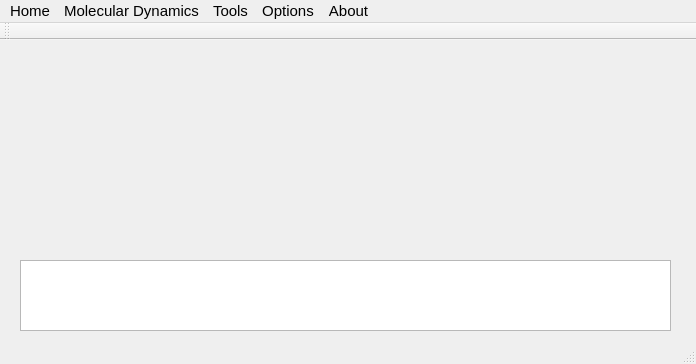
Old version of the form group.ui in the repository khabibki06/GroUP.
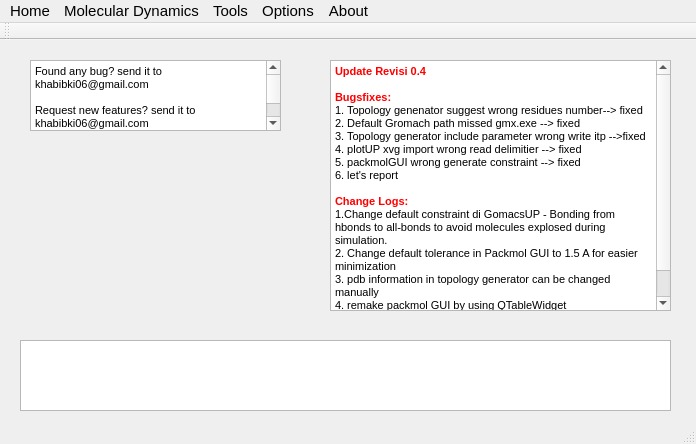
New version of the form.

The edit to the form file:
```diff
--- a/group.ui
+++ b/group.ui
@@ -7,7 +7,7 @@
     <x>0</x>
     <y>0</y>
     <width>696</width>
-    <height>364</height>
+    <height>444</height>
    </rect>
   </property>
   <property name="sizePolicy">
@@ -21,14 +21,101 @@
   </property>
   <widget class="QWidget" name="centralWidget">
    <widget class="QTextEdit" name="textEdit">
+    <property name="enabled">
+     <bool>true</bool>
+    </property>
     <property name="geometry">
      <rect>
       <x>20</x>
-      <y>220</y>
+      <y>300</y>
       <width>651</width>
       <height>71</height>
      </rect>
     </property>
+    <property name="sizePolicy">
+     <sizepolicy hsizetype="Preferred" vsizetype="Preferred">
+      <horstretch>0</horstretch>
+      <verstretch>0</verstretch>
+     </sizepolicy>
+    </property>
+    <property name="readOnly">
+     <bool>true</bool>
+    </property>
+   </widget>
+   <widget class="QTextEdit" name="textEdit_2">
+    <property name="enabled">
+     <bool>true</bool>
+    </property>
+    <property name="geometry">
+     <rect>
+      <x>330</x>
+      <y>20</y>
+      <width>341</width>
+      <height>251</height>
+     </rect>
+    </property>
+    <property name="sizePolicy">
+     <sizepolicy hsizetype="Preferred" vsizetype="Preferred">
+      <horstretch>0</horstretch>
+      <verstretch>0</verstretch>
+     </sizepolicy>
+    </property>
+    <property name="readOnly">
+     <bool>true</bool>
+    </property>
+    <property name="html">
+     <string>&lt;!DOCTYPE HTML PUBLIC &quot;-//W3C//DTD HTML 4.0//EN&quot; &quot;http://www.w3.org/TR/REC-html40/strict.dtd&quot;&gt;
+&lt;html&gt;&lt;head&gt;&lt;meta name=&quot;qrichtext&quot; content=&quot;1&quot; /&gt;&lt;style type=&quot;text/css&quot;&gt;
+p, li { white-space: pre-wrap; }
+&lt;/style&gt;&lt;/head&gt;&lt;body style=&quot; font-family:'MS Shell Dlg 2'; font-size:8.25pt; font-weight:400; font-style:normal;&quot;&gt;
+&lt;p style=&quot; margin-top:0px; margin-bottom:0px; margin-left:0px; margin-right:0px; -qt-block-indent:0; text-indent:0px;&quot;&gt;&lt;span style=&quot; font-weight:600; color:#ff0000;&quot;&gt;Update Revisi 0.4&lt;/span&gt;&lt;/p&gt;
+&lt;p style=&quot;-qt-paragraph-type:empty; margin-top:0px; margin-bottom:0px; margin-left:0px; margin-right:0px; -qt-block-indent:0; text-indent:0px;&quot;&gt;&lt;br /&gt;&lt;/p&gt;
+&lt;p style=&quot; margin-top:0px; margin-bottom:0px; margin-left:0px; margin-right:0px; -qt-block-indent:0; text-indent:0px;&quot;&gt;&lt;span style=&quot; font-weight:600; color:#ff0000;&quot;&gt;Bugsfixes:&lt;/span&gt;&lt;/p&gt;
+&lt;p style=&quot; margin-top:0px; margin-bottom:0px; margin-left:0px; margin-right:0px; -qt-block-indent:0; text-indent:0px;&quot;&gt;1. Topology genenator suggest wrong residues number--&amp;gt; fixed&lt;/p&gt;
+&lt;p style=&quot; margin-top:0px; margin-bottom:0px; margin-left:0px; margin-right:0px; -qt-block-indent:0; text-indent:0px;&quot;&gt;2. Default Gromach path missed gmx.exe --&amp;gt; fixed&lt;/p&gt;
+&lt;p style=&quot; margin-top:0px; margin-bottom:0px; margin-left:0px; margin-right:0px; -qt-block-indent:0; text-indent:0px;&quot;&gt;3. Topology generator include parameter wrong write itp --&amp;gt;fixed&lt;/p&gt;
+&lt;p style=&quot; margin-top:0px; margin-bottom:0px; margin-left:0px; margin-right:0px; -qt-block-indent:0; text-indent:0px;&quot;&gt;4. plotUP xvg import wrong read delimitier --&amp;gt; fixed&lt;/p&gt;
+&lt;p style=&quot; margin-top:0px; margin-bottom:0px; margin-left:0px; margin-right:0px; -qt-block-indent:0; text-indent:0px;&quot;&gt;5. packmolGUI wrong generate constraint --&amp;gt; fixed&lt;/p&gt;
+&lt;p style=&quot; margin-top:0px; margin-bottom:0px; margin-left:0px; margin-right:0px; -qt-block-indent:0; text-indent:0px;&quot;&gt;6. let's report&lt;/p&gt;
+&lt;p style=&quot;-qt-paragraph-type:empty; margin-top:0px; margin-bottom:0px; margin-left:0px; margin-right:0px; -qt-block-indent:0; text-indent:0px;&quot;&gt;&lt;br /&gt;&lt;/p&gt;
+&lt;p style=&quot; margin-top:0px; margin-bottom:0px; margin-left:0px; margin-right:0px; -qt-block-indent:0; text-indent:0px;&quot;&gt;&lt;span style=&quot; font-weight:600; color:#ff0000;&quot;&gt;Change Logs:&lt;/span&gt;&lt;/p&gt;
+&lt;p style=&quot; margin-top:0px; margin-bottom:0px; margin-left:0px; margin-right:0px; -qt-block-indent:0; text-indent:0px;&quot;&gt;1.Change default constraint di GomacsUP - Bonding from hbonds to all-bonds to avoid molecules explosed during simulation.&lt;/p&gt;
+&lt;p style=&quot; margin-top:0px; margin-bottom:0px; margin-left:0px; margin-right:0px; -qt-block-indent:0; text-indent:0px;&quot;&gt;2. Change default tolerance in Packmol GUI to 1.5 A for easier minimization&lt;/p&gt;
+&lt;p style=&quot; margin-top:0px; margin-bottom:0px; margin-left:0px; margin-right:0px; -qt-block-indent:0; text-indent:0px;&quot;&gt;3. pdb information in topology generator can be changed manually&lt;/p&gt;
+&lt;p style=&quot; margin-top:0px; margin-bottom:0px; margin-left:0px; margin-right:0px; -qt-block-indent:0; text-indent:0px;&quot;&gt;4. remake packmol GUI by using QTableWidget&lt;/p&gt;
+&lt;p style=&quot; margin-top:0px; margin-bottom:0px; margin-left:0px; margin-right:0px; -qt-block-indent:0; text-indent:0px;&quot;&gt;5. Builtin Text Editor&lt;/p&gt;
+&lt;p style=&quot; margin-top:0px; margin-bottom:0px; margin-left:0px; margin-right:0px; -qt-block-indent:0; text-indent:0px;&quot;&gt;6. Many improvements in PlotUP.&lt;/p&gt;&lt;/body&gt;&lt;/html&gt;</string>
+    </property>
+   </widget>
+   <widget class="QTextEdit" name="textEdit_3">
+    <property name="geometry">
+     <rect>
+      <x>30</x>
+      <y>20</y>
+      <width>251</width>
+      <height>71</height>
+     </rect>
+    </property>
+    <property name="sizePolicy">
+     <sizepolicy hsizetype="Preferred" vsizetype="Preferred">
+      <horstretch>0</horstretch>
+      <verstretch>0</verstretch>
+     </sizepolicy>
+    </property>
+    <property name="readOnly">
+     <bool>true</bool>
+    </property>
+    <property name="html">
+     <string>&lt;!DOCTYPE HTML PUBLIC &quot;-//W3C//DTD HTML 4.0//EN&quot; &quot;http://www.w3.org/TR/REC-html40/strict.dtd&quot;&gt;
+&lt;html&gt;&lt;head&gt;&lt;meta name=&quot;qrichtext&quot; content=&quot;1&quot; /&gt;&lt;style type=&quot;text/css&quot;&gt;
+p, li { white-space: pre-wrap; }
+&lt;/style&gt;&lt;/head&gt;&lt;body style=&quot; font-family:'MS Shell Dlg 2'; font-size:8.25pt; font-weight:400; font-style:normal;&quot;&gt;
+&lt;p style=&quot; margin-top:0px; margin-bottom:0px; margin-left:0px; margin-right:0px; -qt-block-indent:0; text-indent:0px;&quot;&gt;Found any bug? send it to khabibki06@gmail.com&lt;/p&gt;
+&lt;p style=&quot;-qt-paragraph-type:empty; margin-top:0px; margin-bottom:0px; margin-left:0px; margin-right:0px; -qt-block-indent:0; text-indent:0px;&quot;&gt;&lt;br /&gt;&lt;/p&gt;
+&lt;p style=&quot; margin-top:0px; margin-bottom:0px; margin-left:0px; margin-right:0px; -qt-block-indent:0; text-indent:0px;&quot;&gt;Request new features? send it to khabibki06@gmail.com&lt;/p&gt;
+&lt;p style=&quot;-qt-paragraph-type:empty; margin-top:0px; margin-bottom:0px; margin-left:0px; margin-right:0px; -qt-block-indent:0; text-indent:0px;&quot;&gt;&lt;br /&gt;&lt;/p&gt;
+&lt;p style=&quot; margin-top:0px; margin-bottom:0px; margin-left:0px; margin-right:0px; -qt-block-indent:0; text-indent:0px;&quot;&gt;khabibki06&lt;/p&gt;&lt;/body&gt;&lt;/html&gt;</string>
+    </property>
    </widget>
   </widget>
   <widget class="QMenuBar" name="menuBar">
```
Left out of the diff: 12 changed lines with no effect on the pictures.
